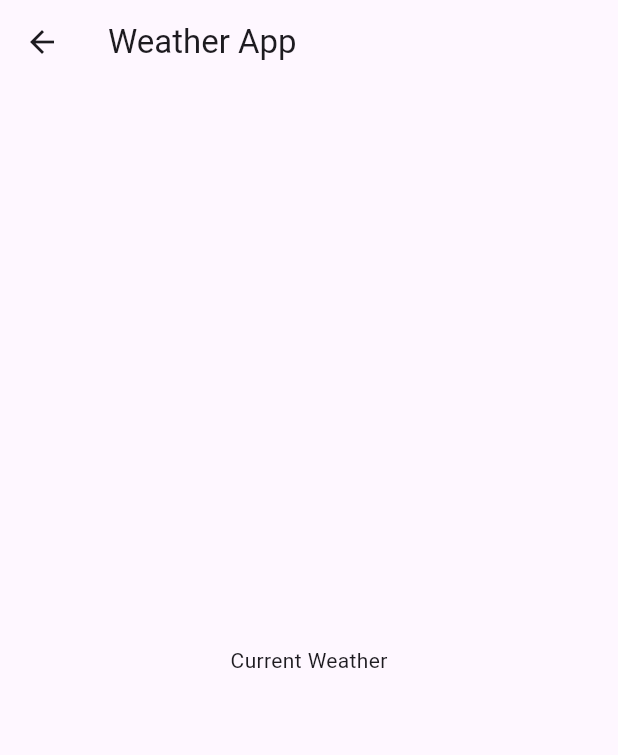
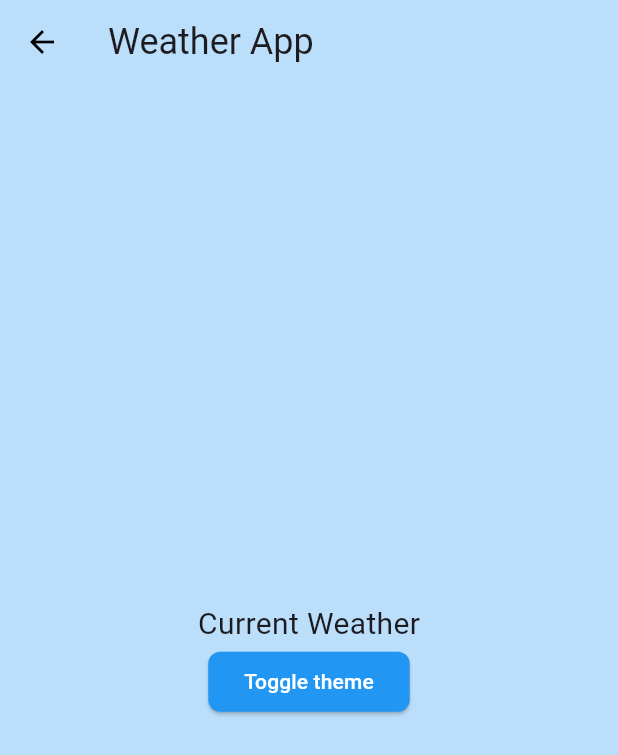
Before and after one commit to baros-code/weather_app, a Flutter app: the screen it shows after launch, on a phone screen of 412 x 824 dp. Shown: the top 755 px of the screen. Run offline on Flutter 3.47's test engine with Material 3 defaults, Android fonts, the phone set to English and light mode, and no system bars; our stand-ins replace bloc, connectivity_plus, dio, equatable, flutter_bloc, flutter_dotenv and 1 more; missing offline and left inert: dio_http2_adapter, dio_smart_retry; statements that could not run were skipped.

Commit message:
dark mode added

```diff
--- a/lib/app/app_config.dart
+++ b/lib/app/app_config.dart
@@ -16,9 +16,172 @@ class AppConfig {
 
   static const String nullString = 'N/A';
 
-  static const Color primaryColor = Colors.blueAccent;
+  static final lightTheme = ThemeData(
+    useMaterial3: true,
+    colorScheme: ColorScheme(
+      brightness: Brightness.light,
+      primary: Color(0xFF96416A),
+      onPrimary: Color(0xFFFFFFFF),
+      primaryContainer: Colors.blue.shade100,
+      onPrimaryContainer: Color(0xFF3D0024),
+      secondary: Color(0xFF735761),
+      onSecondary: Color(0xFFFFFFFF),
+      error: Color(0xFFBA1B1B),
+      onError: Color(0xFFFFFFFF),
+      surface: Color(0xFFFBFCFE),
+      onSurface: Color(0xFF1C1B1F),
+    ),
+    appBarTheme: AppBarTheme(
+      iconTheme: IconThemeData(
+        color: Colors.black,
+      ),
+    ),
+    elevatedButtonTheme: ElevatedButtonThemeData(
+      style: ElevatedButton.styleFrom(
+        backgroundColor: Colors.blue,
+        foregroundColor: Colors.white,
+        shape: RoundedRectangleBorder(
+          borderRadius: BorderRadius.circular(8),
+        ),
+      ),
+    ),
+    textTheme: TextTheme(
+      displayLarge: TextStyle(
+        fontSize: 96,
+        fontWeight: FontWeight.w300,
+        letterSpacing: -1.5,
+      ),
+      displayMedium: TextStyle(
+        fontSize: 60,
+        fontWeight: FontWeight.w300,
+        letterSpacing: -0.5,
+      ),
+      displaySmall: TextStyle(
+        fontSize: 48,
+        fontWeight: FontWeight.w400,
+      ),
+      headlineMedium: TextStyle(
+        fontSize: 34,
+        fontWeight: FontWeight.w400,
+      ),
+      headlineSmall: TextStyle(
+        fontSize: 24,
+        fontWeight: FontWeight.w400,
+      ),
+      titleLarge: TextStyle(
+        fontSize: 20,
+        fontWeight: FontWeight.w400,
+      ),
+      titleMedium: TextStyle(
+        fontSize: 16,
+        fontWeight: FontWeight.w400,
+      ),
+      titleSmall: TextStyle(
+        fontSize: 14,
+        fontWeight: FontWeight.w400,
+      ),
+      bodyLarge: TextStyle(
+        fontSize: 16,
+        fontWeight: FontWeight.w400,
+      ),
+      bodyMedium: TextStyle(
+        fontSize: 14,
+        fontWeight: FontWeight.w400,
+      ),
+      bodySmall: TextStyle(
+        fontSize: 12,
+        fontWeight: FontWeight.w400,
+      ),
+    ),
+  );
 
-  static const Color backgroundPrimary = Color(0xFF212121);
-
-  static const Color backgroundSecondary = Color(0xFF303030);
+  static final darkTheme = ThemeData(
+    useMaterial3: true,
+    colorScheme: ColorScheme(
+      brightness: Brightness.dark,
+      primary: Color(0xFFFFB0D0),
+      onPrimary: Color(0xFF5C113B),
+      primaryContainer: Colors.grey.shade900,
+      onPrimaryContainer: Color(0xFFFFD8E6),
+      secondary: Color(0xFFE1BDCA),
+      onSecondary: Color(0xFF412A33),
+      error: Color(0xFFBA1B1B),
+      onError: Color(0xFFFFFFFF),
+      surface: Color(0xFFFBFCFE),
+      onSurface: Color(0xFF1C1B1F),
+    ),
+    appBarTheme: AppBarTheme(
+      iconTheme: IconThemeData(
+        color: Colors.white,
+      ),
+    ),
+    elevatedButtonTheme: ElevatedButtonThemeData(
+      style: ElevatedButton.styleFrom(
+        backgroundColor: Colors.blue,
+        foregroundColor: Colors.white,
+        shape: RoundedRectangleBorder(
+          borderRadius: BorderRadius.circular(8),
+        ),
+      ),
+    ),
+    textTheme: TextTheme(
+      displayLarge: TextStyle(
+        fontSize: 96,
+        fontWeight: FontWeight.w300,
+        letterSpacing: -1.5,
+        color: Colors.white,
+      ),
+      displayMedium: TextStyle(
+        fontSize: 60,
+        fontWeight: FontWeight.w300,
+        letterSpacing: -0.5,
+        color: Colors.white,
+      ),
+      displaySmall: TextStyle(
+        fontSize: 48,
+        fontWeight: FontWeight.w400,
+        color: Colors.white,
+      ),
+      headlineMedium: TextStyle(
+        fontSize: 34,
+        fontWeight: FontWeight.w400,
+        color: Colors.white,
+      ),
+      headlineSmall: TextStyle(
+        fontSize: 24,
+        fontWeight: FontWeight.w400,
+        color: Colors.white,
+      ),
+      titleLarge: TextStyle(
+        fontSize: 20,
+        fontWeight: FontWeight.w400,
+        color: Colors.white,
+      ),
+      titleMedium: TextStyle(
+        fontSize: 16,
+        fontWeight: FontWeight.w400,
+        color: Colors.white,
+      ),
+      titleSmall: TextStyle(
+        fontSize: 14,
+        fontWeight: FontWeight.w400,
+        color: Colors.white,
+      ),
+      bodyLarge: TextStyle(
+        fontSize: 16,
+        fontWeight: FontWeight.w400,
+        color: Colors.white,
+      ),
+      bodyMedium: TextStyle(
+        fontSize: 14,
+        fontWeight: FontWeight.w400,
+        color: Colors.white,
+      ),
+      bodySmall: TextStyle(
+        fontSize: 12,
+        fontWeight: FontWeight.w400,
+        color: Colors.white,
+      ),
+    ),
+  );
 }
--- /dev/null
+++ b/lib/app/presentation/utils/build_context_ext.dart
@@ -0,0 +1,17 @@
+import 'package:flutter/material.dart';
+import 'package:provider/provider.dart';
+
+import 'theme_provider.dart';
+
+extension BuildContextExt on BuildContext {
+  /// Returns the current locale of the app.
+  Locale get locale => Localizations.localeOf(this);
+
+  /// Returns the theme provider of the app.
+  ThemeProvider get themeProvider => Provider.of<ThemeProvider>(this);
+
+  /// Returns the current color scheme of the app.
+  ColorScheme get colorScheme => themeProvider.currentTheme.colorScheme;
+
+  TextTheme get textTheme => themeProvider.currentTheme.textTheme;
+}
--- /dev/null
+++ b/lib/app/presentation/utils/theme_provider.dart
@@ -0,0 +1,25 @@
+import 'package:flutter/material.dart';
+
+import '../../app_config.dart';
+
+// TODO(Baran): Save the theme mode in shared preferences.
+class ThemeProvider with ChangeNotifier {
+  late ThemeMode _themeMode = ThemeMode.system;
+
+  late final ThemeData lightTheme = AppConfig.lightTheme;
+  late final ThemeData darkTheme = AppConfig.darkTheme;
+
+  ThemeData get currentTheme =>
+      _themeMode == ThemeMode.dark ? darkTheme : lightTheme;
+
+  ThemeMode get themeMode => _themeMode;
+
+  bool get isDarkMode => _themeMode == ThemeMode.dark;
+
+  void toggleThemeMode() {
+    _themeMode =
+        _themeMode == ThemeMode.dark ? ThemeMode.light : ThemeMode.dark;
+
+    notifyListeners();
+  }
+}
--- a/lib/app/presentation/weather/pages/home_page.dart
+++ b/lib/app/presentation/weather/pages/home_page.dart
@@ -2,6 +2,7 @@ import 'package:flutter/material.dart';
 import 'package:flutter_bloc/flutter_bloc.dart';
 
 import '../../../../core/presentation/controlled_view.dart';
+import '../../utils/build_context_ext.dart';
 import '../controllers/home_controller.dart';
 import '../cubit/cubit/weather_cubit.dart';
 
@@ -16,8 +17,13 @@ class HomePage extends ControlledView<HomeController, Object> {
     return BlocBuilder<WeatherCubit, WeatherState>(
       builder: (context, state) {
         return Scaffold(
+          backgroundColor: context.colorScheme.primaryContainer,
           appBar: AppBar(
-            title: const Text('Weather App'),
+            title: Text(
+              'Weather App',
+              style: context.textTheme.headlineSmall,
+            ),
+            backgroundColor: context.colorScheme.primaryContainer,
           ),
           body: Center(
             child: Column(
@@ -25,8 +31,12 @@ class HomePage extends ControlledView<HomeController, Object> {
               children: [
                 Text(
                   'Current Weather',
+                  style: context.textTheme.titleLarge,
                 ),
-                // Add your weather data display here
+                ElevatedButton(
+                  onPressed: context.themeProvider.toggleThemeMode,
+                  child: Text('Toggle theme'),
+                ),
               ],
             ),
           ),
--- a/lib/app/utils/locator.dart
+++ b/lib/app/utils/service_locator.dart
@@ -1,8 +1,8 @@
 import 'package:get_it/get_it.dart';
 
-import '../../core/utils/logger.dart';
 import '../../core/network/api_manager.dart';
 import '../../core/network/connectivity_manager.dart';
+import '../../core/utils/logger.dart';
 import '../../core/utils/popup_manager.dart';
 import '../data/repositories/weather_repository_impl.dart';
 import '../data/services/remote/weather_remote_service.dart';
@@ -13,7 +13,7 @@ import '../presentation/weather/cubit/cubit/weather_cubit.dart';
 
 final locator = GetIt.instance;
 
-abstract class Locator {
+abstract class ServiceLocator {
   static void initialize() {
     // Register core dependencies
     locator
--- a/lib/core/presentation/controlled_view.dart
+++ b/lib/core/presentation/controlled_view.dart
@@ -2,7 +2,7 @@
 
 import 'package:flutter/material.dart';
 
-import '../../app/utils/locator.dart';
+import '../../app/utils/service_locator.dart';
 import 'controller.dart';
 
 abstract class ControlledView<TController extends Controller<TParams>,
--- a/lib/core/utils/use_case.dart
+++ b/lib/core/utils/use_case.dart
@@ -3,8 +3,8 @@ import 'dart:async';
 import 'package:async/async.dart' as async;
 import 'package:flutter/foundation.dart';
 
+import '../network/api_manager_helpers.dart';
 import 'logger.dart';
-import '../network/api_manager_helpers.dart';
 import 'result.dart';
 
 abstract class UseCase<TInput, TOutput extends Object, TEvent>
--- a/lib/main.dart
+++ b/lib/main.dart
@@ -3,11 +3,13 @@ import 'dart:async';
 import 'package:flutter/material.dart';
 import 'package:flutter_bloc/flutter_bloc.dart';
 import 'package:flutter_dotenv/flutter_dotenv.dart';
+import 'package:provider/provider.dart';
 
 import 'app/app_config.dart';
+import 'app/presentation/utils/theme_provider.dart';
 import 'app/presentation/weather/cubit/cubit/weather_cubit.dart';
 import 'app/utils/app_router.dart';
-import 'app/utils/locator.dart';
+import 'app/utils/service_locator.dart';
 import 'core/network/api_manager.dart';
 import 'core/utils/logger.dart';
 
@@ -35,11 +37,21 @@ class MainApp extends StatelessWidget {
   Widget build(BuildContext context) {
     return MultiBlocProvider(
       providers: _getCubitProviders(),
-      child: MaterialApp(
-        debugShowCheckedModeBanner: false,
-        onGenerateRoute: AppRouter.generateRoute,
-        initialRoute: AppRouter.initialRoute,
-        builder: _buildApp,
+      child: ChangeNotifierProvider(
+        create: (context) => ThemeProvider(),
+        child: Consumer<ThemeProvider>(
+          builder: (context, themeProvider, _) {
+            return MaterialApp(
+              theme: themeProvider.lightTheme,
+              darkTheme: themeProvider.darkTheme,
+              themeMode: themeProvider.themeMode,
+              debugShowCheckedModeBanner: false,
+              onGenerateRoute: AppRouter.generateRoute,
+              initialRoute: AppRouter.initialRoute,
+              builder: _buildApp,
+            );
+          },
+        ),
       ),
     );
   }
@@ -63,7 +75,7 @@ class MainApp extends StatelessWidget {
 
 void _initializeDependencies() {
   WidgetsFlutterBinding.ensureInitialized();
-  Locator.initialize();
+  ServiceLocator.initialize();
   locator<ApiManager>().setup(AppConfig.apiSetupParams);
 }
 
--- a/pubspec.yaml
+++ b/pubspec.yaml
@@ -22,6 +22,7 @@ dependencies:
   async: ^2.11.0
   bloc: ^9.0.0
   flutter_bloc: ^9.1.0
+  provider: ^6.1.4
 
 
 dev_dependencies:
```
Also changed, not shown: pubspec.lock.
